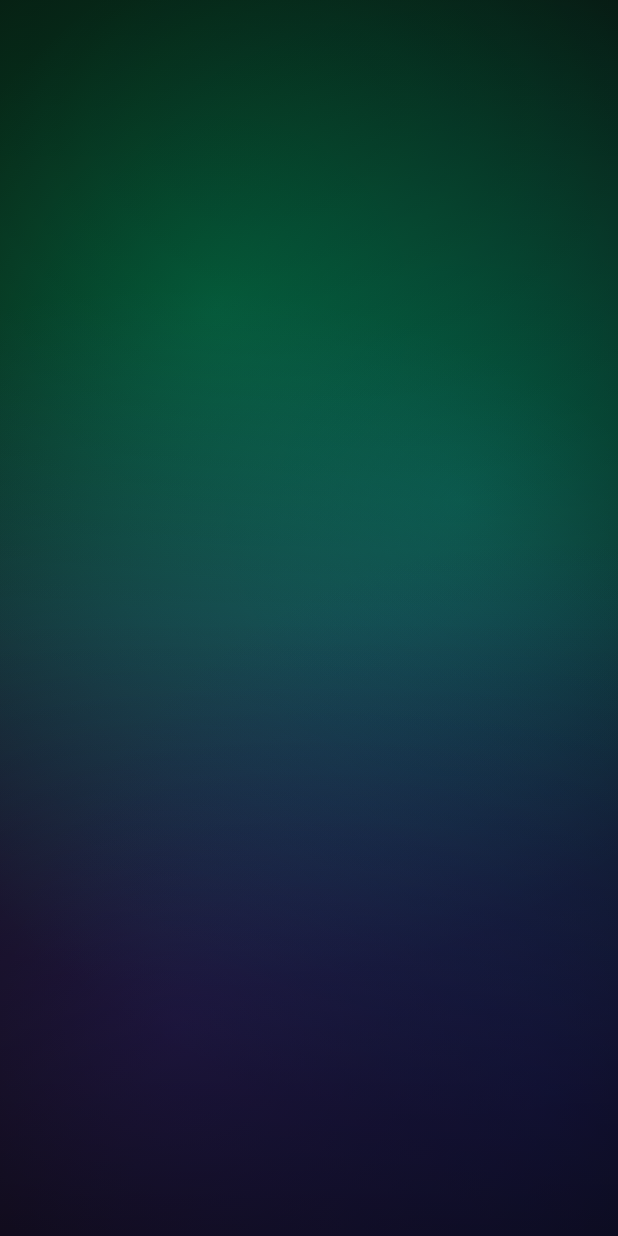
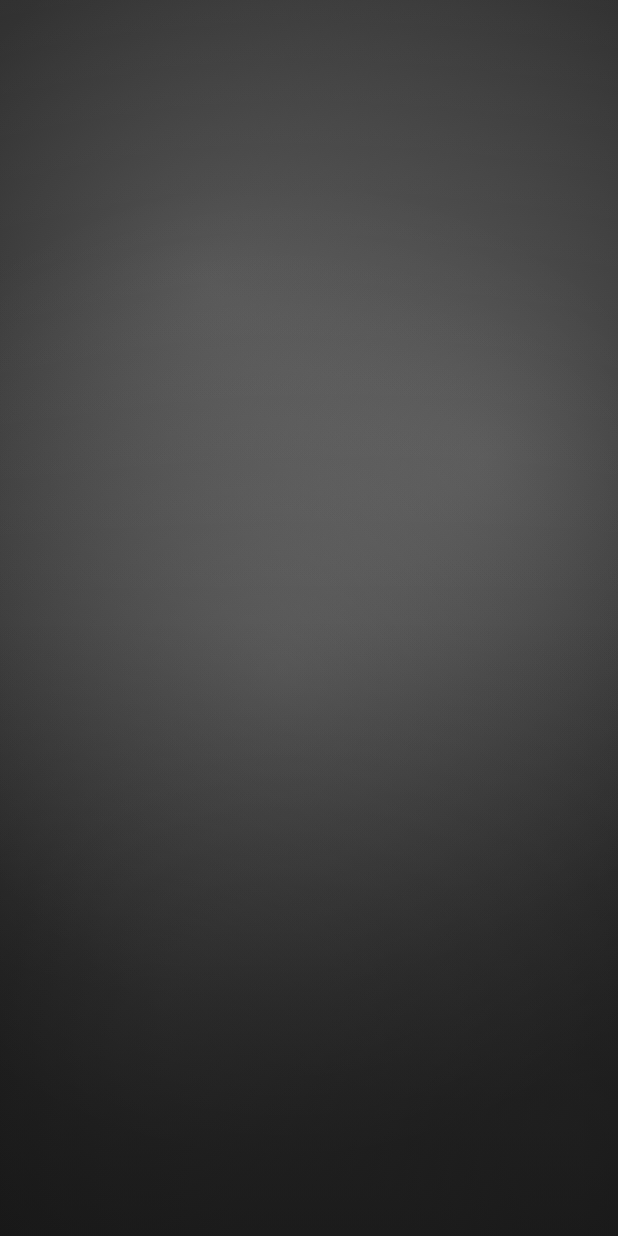
Before and after one commit to toroknandor0205-cloud/Stralarp, an Android app built with Jetpack Compose: the composable MeshGradientBackground shown on its own in the app's theme, on a phone screen of 412 x 824 dp. Run offline under Robolectric (Android 15) with nearby library versions, the phone set to English and light mode, and no system bars.

Commit message:
Mesh background: white–gray–black monochrome gradient

```diff
--- a/app/src/main/java/com/stralarp/app/ui/components/MeshGradientBackground.kt
+++ b/app/src/main/java/com/stralarp/app/ui/components/MeshGradientBackground.kt
@@ -12,7 +12,7 @@ import androidx.compose.ui.graphics.Color
 import kotlin.math.cos
 import kotlin.math.sin
 
-/** Soft animated mesh-style gradient background (dark athletic look). */
+/** Soft animated mesh: white – gray – black (monochrome athletic look). */
 @Composable
 fun MeshGradientBackground(
     modifier: Modifier = Modifier
@@ -22,7 +22,7 @@ fun MeshGradientBackground(
         initialValue = 0f,
         targetValue = 360f,
         animationSpec = infiniteRepeatable(
-            animation = tween(28000, easing = LinearEasing),
+            animation = tween(32000, easing = LinearEasing),
             repeatMode = RepeatMode.Restart
         ),
         label = "meshAngle"
@@ -30,34 +30,38 @@ fun MeshGradientBackground(
 
     val rad = Math.toRadians(t.toDouble()).toFloat()
     val c1 = Offset(
-        x = 0.25f + 0.12f * cos(rad),
-        y = 0.20f + 0.10f * sin(rad * 0.9f)
+        x = 0.22f + 0.14f * cos(rad),
+        y = 0.18f + 0.11f * sin(rad * 0.9f)
     )
     val c2 = Offset(
-        x = 0.75f + 0.10f * cos(rad * 1.1f + 1f),
-        y = 0.35f + 0.12f * sin(rad * 0.8f)
+        x = 0.78f + 0.11f * cos(rad * 1.1f + 1f),
+        y = 0.32f + 0.13f * sin(rad * 0.8f)
     )
     val c3 = Offset(
-        x = 0.40f + 0.15f * cos(rad * 0.7f + 2f),
-        y = 0.78f + 0.08f * sin(rad * 1.2f)
+        x = 0.38f + 0.16f * cos(rad * 0.7f + 2f),
+        y = 0.76f + 0.09f * sin(rad * 1.2f)
     )
     val c4 = Offset(
-        x = 0.85f + 0.08f * cos(rad * 0.95f + 0.5f),
-        y = 0.85f + 0.10f * sin(rad * 0.6f)
+        x = 0.88f + 0.09f * cos(rad * 0.95f + 0.5f),
+        y = 0.88f + 0.10f * sin(rad * 0.6f)
+    )
+    val c5 = Offset(
+        x = 0.55f + 0.10f * cos(rad * 0.85f + 3f),
+        y = 0.48f + 0.12f * sin(rad * 1.05f)
     )
 
-    // Neon green / teal / deep purple / near-black mesh
-    val colorA = Color(0xFF00E676)
-    val colorB = Color(0xFF00BFA5)
-    val colorC = Color(0xFF7C4DFF)
-    val colorD = Color(0xFF1A237E)
+    // White / light gray / mid gray / charcoal – no neon
+    val white = Color(0xFFF5F5F5)
+    val lightGray = Color(0xFFBDBDBD)
+    val midGray = Color(0xFF757575)
+    val darkGray = Color(0xFF424242)
+    val nearBlack = Color(0xFF121212)
     val base = Color(0xFF0A0A0A)
 
     Canvas(modifier = modifier.fillMaxSize()) {
         val w = size.width
         val h = size.height
 
-        // Base
         drawRect(base)
 
         fun blob(center: Offset, color: Color, radiusFrac: Float, alpha: Float) {
@@ -75,18 +79,20 @@ fun MeshGradientBackground(
             )
         }
 
-        blob(c1, colorA, 0.55f, 0.35f)
-        blob(c2, colorB, 0.50f, 0.30f)
-        blob(c3, colorC, 0.60f, 0.28f)
-        blob(c4, colorD, 0.45f, 0.40f)
+        // Soft light blobs on dark base → white–gray–black mesh
+        blob(c1, white, 0.58f, 0.22f)
+        blob(c2, lightGray, 0.52f, 0.28f)
+        blob(c3, midGray, 0.62f, 0.32f)
+        blob(c4, darkGray, 0.48f, 0.38f)
+        blob(c5, white, 0.40f, 0.12f)
 
-        // Subtle top vignette
+        // Depth: top highlight + bottom vignette
         drawRect(
             brush = Brush.verticalGradient(
                 colors = listOf(
-                    Color.Black.copy(alpha = 0.25f),
+                    Color.White.copy(alpha = 0.06f),
                     Color.Transparent,
-                    Color.Black.copy(alpha = 0.45f)
+                    nearBlack.copy(alpha = 0.55f)
                 )
             )
         )
```
